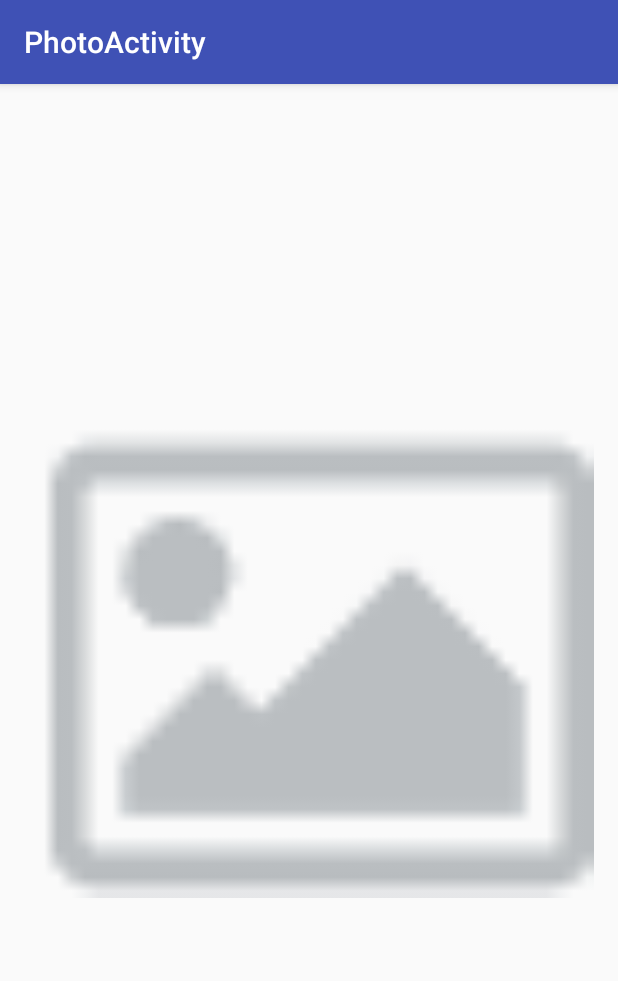
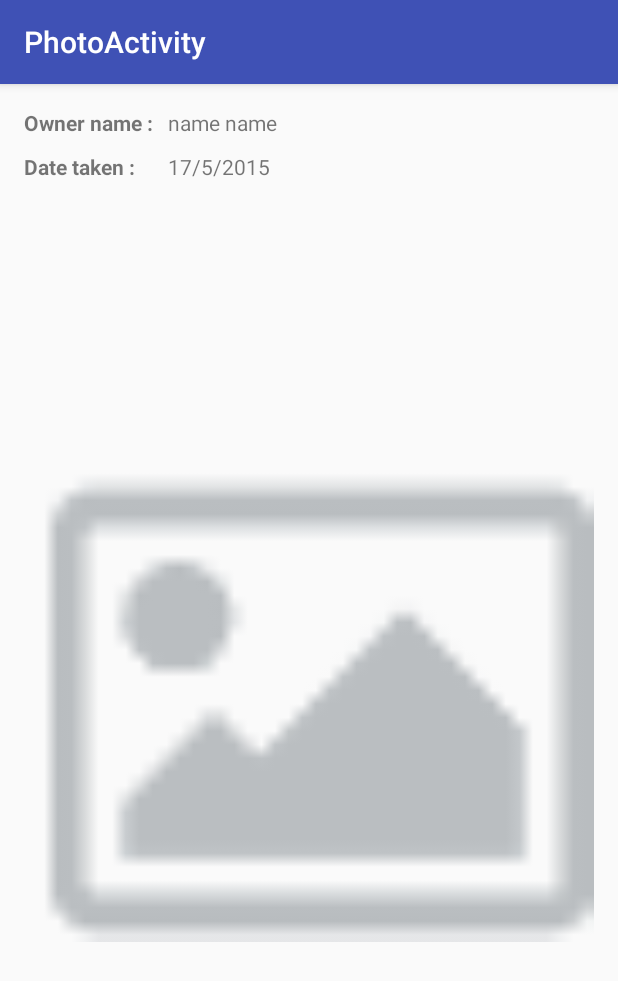
Before and after one commit to giladgotman/flickrClient, an Android app: the PhotoActivity screen opened directly, with no data from a screen before it, on a phone screen of 412 x 824 dp. Shown: the top 981 px of the screen. Run offline under Robolectric (Android 15) with nearby library versions, the phone set to English and light mode, and no system bars; our stand-ins replace ButterKnife, Picasso; pictures from the network do not load; 5 statements that could not run were skipped.

Commit message:
add butterKnife, add information in photoActivity

```diff
--- a/app/build.gradle
+++ b/app/build.gradle
@@ -1,5 +1,5 @@
 apply plugin: 'com.android.application'
-
+apply plugin: 'com.neenbedankt.android-apt'
 android {
     compileSdkVersion 23
     buildToolsVersion "23.0.2"
@@ -33,6 +33,7 @@ dependencies {
 
     compile "com.android.support:recyclerview-v7:23.3.0"
     compile 'com.jakewharton:butterknife:8.2.1'
+    apt 'com.jakewharton:butterknife-compiler:8.2.1'
     compile 'com.squareup.picasso:picasso:2.5.2'
 
 }
--- a/app/src/main/java/com/gg/flickertask/ui/PhotoActivity.java
+++ b/app/src/main/java/com/gg/flickertask/ui/PhotoActivity.java
@@ -6,11 +6,13 @@ import android.support.v7.app.AppCompatActivity;
 import android.support.v7.widget.Toolbar;
 import android.util.Log;
 import android.widget.ImageView;
+import android.widget.TextView;
 
 import com.gg.flickertask.R;
 import com.gg.flickertask.model.Photo;
 import com.squareup.picasso.Picasso;
 
+import butterknife.BindView;
 import butterknife.ButterKnife;
 
 /**
@@ -20,25 +22,34 @@ public class PhotoActivity extends AppCompatActivity {
 
     private static final String TAG = PhotoActivity.class.getSimpleName();
     ImageView mFullScreenPhoto;
+    @BindView(R.id.owener_name_value_txv)
+    TextView mOwnerNameTxv;
+    @BindView(R.id.date_value_txv)
+    TextView mDateTxv;
 
     @Override
     protected void onCreate(Bundle savedInstanceState) {
         super.onCreate(savedInstanceState);
-        ButterKnife.bind(this);
         setContentView(R.layout.activity_photo);
+        ButterKnife.setDebug(true);
+        ButterKnife.bind(PhotoActivity.this);
         Toolbar toolbar = (Toolbar) findViewById(R.id.toolbar);
-        setSupportActionBar(toolbar);
         mFullScreenPhoto = (ImageView) findViewById(R.id.fullscreenPhoto);
         Intent photoIntent = getIntent();
         if (photoIntent != null) {
             Photo photo = (Photo) photoIntent.getSerializableExtra(MainActivity.PHOTO_OBJECT_KEY);
+            toolbar.setTitle(photo.getTitle());
             String photoUrl = photo.getUrlOriginalSize();
-            Log.d(TAG, "onCreate: photo title:" + photo.getTitle());
             if (photoUrl != null) {
                 Picasso.with(PhotoActivity.this)
                         .load(photoUrl)
                         .into(mFullScreenPhoto);
             }
+            mOwnerNameTxv.setText(photo.getOwenerName());
+            mDateTxv.setText(photo.getDateTaken());
+            Log.d(TAG, "onCreate: photo title:" + photo.getTitle());
+
         }
+        setSupportActionBar(toolbar);
     }
 }
--- a/app/src/main/res/layout/content_photo.xml
+++ b/app/src/main/res/layout/content_photo.xml
@@ -13,10 +13,47 @@
     tools:context="com.gg.flickertask.ui.PhotoActivity"
     tools:showIn="@layout/activity_photo">
 
+
+    <TextView
+        android:id="@+id/owener_name_lbl_txv"
+        android:layout_width="wrap_content"
+        android:layout_height="wrap_content"
+        android:textStyle="bold"
+        android:layout_marginRight="10dp"
+        android:text="@string/owner_name"/>
+
+    <TextView
+        android:id="@+id/owener_name_value_txv"
+        android:layout_width="wrap_content"
+        android:layout_height="wrap_content"
+        android:layout_toRightOf="@id/owener_name_lbl_txv"
+        android:layout_alignBaseline="@id/owener_name_lbl_txv"
+        android:text="name name"/>
+
+    <TextView
+        android:id="@+id/date_lbl_txv"
+        android:layout_width="wrap_content"
+        android:layout_height="wrap_content"
+        android:textStyle="bold"
+        android:layout_below="@id/owener_name_lbl_txv"
+        android:layout_marginTop="10dp"
+        android:text="@string/date_taken"/>
+
+    <TextView
+        android:id="@+id/date_value_txv"
+        android:layout_width="wrap_content"
+        android:layout_height="wrap_content"
+        android:layout_toRightOf="@id/date_lbl_txv"
+        android:layout_alignBaseline="@id/date_lbl_txv"
+        android:layout_alignLeft="@id/owener_name_value_txv"
+        android:text="17/5/2015"/>
+
     <ImageView
         android:id="@+id/fullscreenPhoto"
         android:layout_width="match_parent"
         android:layout_height="match_parent"
+        android:layout_marginTop="10dp"
+        android:layout_below="@id/date_lbl_txv"
         android:src="@drawable/default_photo_image"/>
 
 </RelativeLayout>
--- a/app/src/main/res/values/strings.xml
+++ b/app/src/main/res/values/strings.xml
@@ -2,4 +2,6 @@
     <string name="app_name">FlickrClient</string>
     <string name="action_settings">Settings</string>
     <string name="title_activity_photo">PhotoActivity</string>
+    <string name="owner_name">Owner name :</string>
+    <string name="date_taken">Date taken :</string>
 </resources>
--- a/build.gradle
+++ b/build.gradle
@@ -6,7 +6,7 @@ buildscript {
     }
     dependencies {
         classpath 'com.android.tools.build:gradle:2.1.0'
-
+        classpath 'com.neenbedankt.gradle.plugins:android-apt:1.8'
         // NOTE: Do not place your application dependencies here; they belong
         // in the individual module build.gradle files
     }
```
